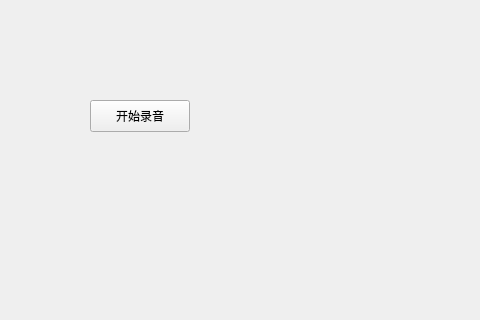
First picture: the form in audio_record_wav/mainwindow.ui, repository waitwalker/ffmpegDemos, before the edit; both pictures show x 0 to 480 and y 0 to 320 of the 800 by 600 pixel window.
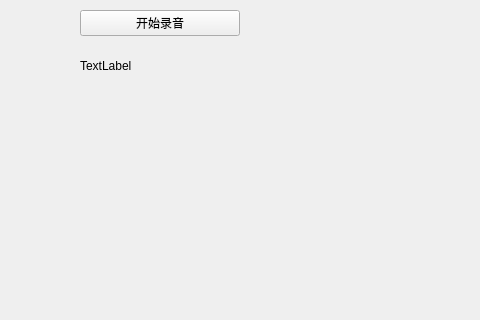
Second picture: the form after the edit.

Diff of the .ui file:
```diff
--- a/audio_record_wav/mainwindow.ui
+++ b/audio_record_wav/mainwindow.ui
@@ -14,18 +14,31 @@
    <string>MainWindow</string>
   </property>
   <widget class="QWidget" name="centralwidget">
-   <widget class="QPushButton" name="recordButton">
+   <widget class="QWidget" name="verticalLayoutWidget">
     <property name="geometry">
      <rect>
-      <x>90</x>
-      <y>100</y>
-      <width>100</width>
-      <height>32</height>
+      <x>80</x>
+      <y>10</y>
+      <width>160</width>
+      <height>80</height>
      </rect>
     </property>
+    <layout class="QVBoxLayout" name="verticalLayout">
+     <item>
+      <widget class="QPushButton" name="recordButton">
     <property name="text">
      <string>开始录音</string>
     </property>
+      </widget>
+     </item>
+     <item>
+      <widget class="QLabel" name="timeLabel">
+       <property name="text">
+        <string>TextLabel</string>
+       </property>
+      </widget>
+     </item>
+    </layout>
    </widget>
   </widget>
   <widget class="QMenuBar" name="menubar">
```
Lines whose indentation alone changed are shown as unchanged.
